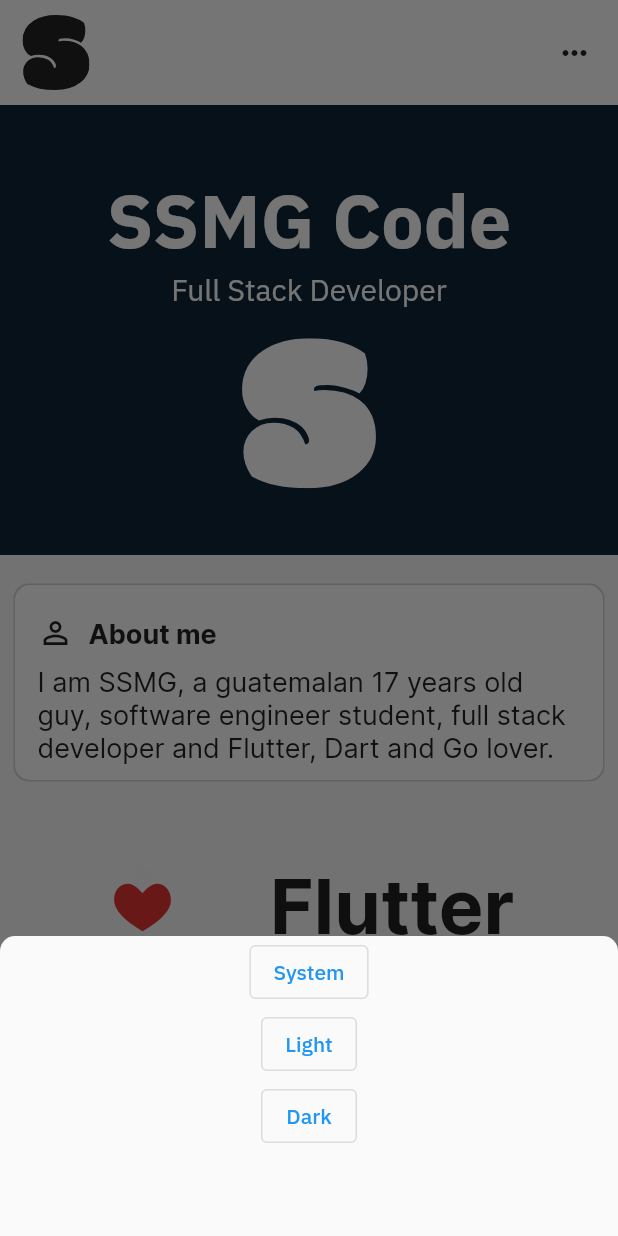
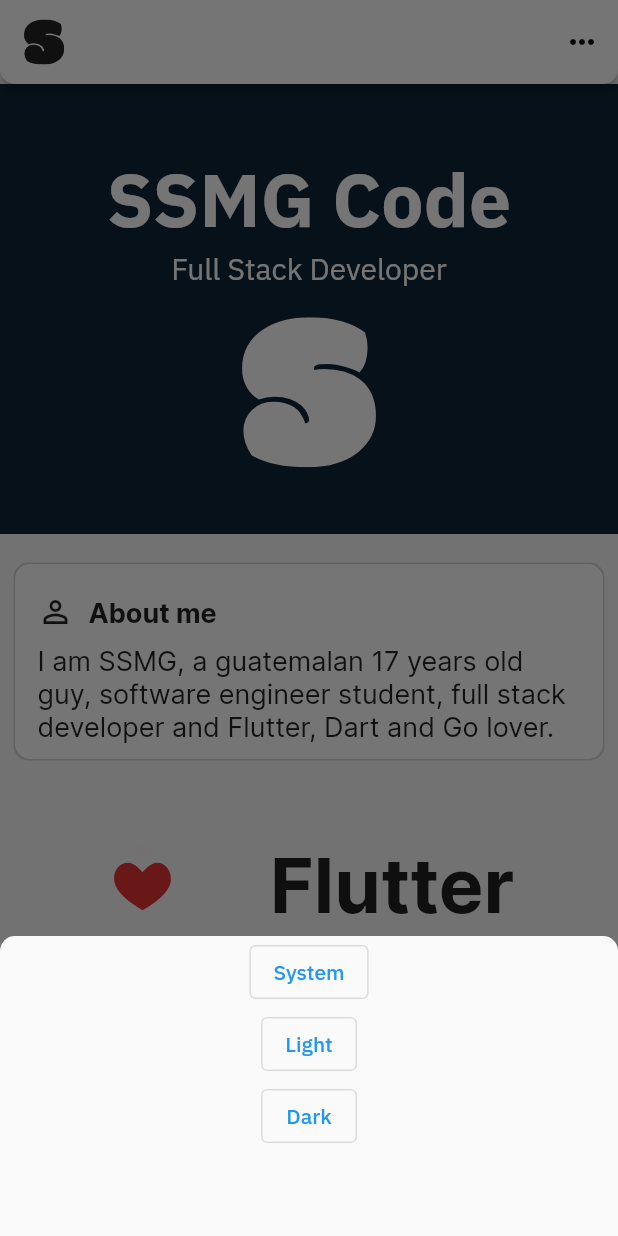
Before and after one commit to ssmgcode/portfolio-flutter, a Flutter app: the screen it shows after launch, after a tap on the "keyboard control" icon, on a phone screen of 412 x 824 dp. Run offline on Flutter 3.47's test engine with Material 2 defaults, Android fonts, the phone set to English and light mode, and no system bars; drawn by our look-alikes of animated_text_kit; our stand-ins replace bloc, fluro, flutter_bloc, flutter_svg, get_it, lottie and 1 more.

Commit message:
Change CustomAppBar for AppBar

```diff
--- a/lib/ui/layouts/main_layout.dart
+++ b/lib/ui/layouts/main_layout.dart
@@ -1,11 +1,9 @@
 import 'package:flutter/material.dart';
-import 'package:flutter/services.dart';
-import 'package:flutter_bloc/flutter_bloc.dart';
-import 'package:portfolio/bloc/application_theme/application_theme_cubit.dart';
+import 'package:flutter_svg/flutter_svg.dart';
 import 'package:portfolio/locator.dart';
 import 'package:portfolio/router/router.dart';
 import 'package:portfolio/services/navigation_service.dart';
-import 'package:portfolio/ui/widgets/custom_app_bar.dart';
+import 'package:portfolio/ui/widgets/menu_bottom_sheet.dart';
 
 /// Displays a [Scaffold], with a body with a custom bar navigation, a footer
 /// and a [Expanded] widget for a child.
@@ -22,17 +20,42 @@ class MainLayout extends StatelessWidget {
 
   @override
   Widget build(BuildContext context) {
-    final brightness = Theme.of(context).brightness;
-    if (brightness == Brightness.dark) {
-      SystemChrome.setSystemUIOverlayStyle(SystemUiOverlayStyle.light);
-    } else {
-      SystemChrome.setSystemUIOverlayStyle(SystemUiOverlayStyle.dark);
-    }
     return Scaffold(
-      body: SafeArea(
-        child: Column(
+      appBar: AppBar(
+        // Use a [Builder] to get the right context.
+        title: Builder(
+          builder: (BuildContext context) => SvgPicture.asset(
+            'assets/ssmg-logo.svg',
+            height: 30,
+            color: DefaultTextStyle.of(context).style.color,
+          ),
+        ),
+        shape: const RoundedRectangleBorder(
+          borderRadius: BorderRadius.vertical(
+            bottom: Radius.circular(10.0),
+          ),
+        ),
+        actions: <Widget>[
+          IconButton(
+            onPressed: () {
+              showModalBottomSheet(
+                context: context,
+                shape: const RoundedRectangleBorder(
+                  borderRadius: BorderRadius.vertical(
+                    top: Radius.circular(
+                      10.0,
+                    ),
+                  ),
+                ),
+                builder: (_) => const MenuBottomSheet(),
+              );
+            },
+            icon: const Icon(Icons.more_horiz),
+          ),
+        ],
+      ),
+      body: Column(
         children: [
-            const CustomAppBar(),
           Expanded(
             child: Navigator(
               key: locator<NavigationService>().navigationKey,
@@ -42,7 +65,6 @@ class MainLayout extends StatelessWidget {
           ),
         ],
       ),
-      ),
     );
   }
 }
--- a/lib/ui/widgets/custom_app_bar.dart
+++ /dev/null
@@ -1,49 +0,0 @@
-import 'package:flutter/material.dart';
-import 'package:flutter_svg/flutter_svg.dart';
-import 'package:portfolio/ui/widgets/menu_bottom_sheet.dart';
-
-/// Creates a custom bar navigation for the entire app
-class CustomAppBar extends StatelessWidget {
-  /// Creates a custom bar navigation for the entire app
-  const CustomAppBar({Key? key}) : super(key: key);
-
-  @override
-  Widget build(BuildContext context) {
-    return Container(
-      height: 70,
-      color: Theme.of(context).primaryColor,
-      child: Padding(
-        padding: const EdgeInsets.only(
-          left: 15.0,
-          right: 5.0,
-        ),
-        child: Row(
-          mainAxisAlignment: MainAxisAlignment.spaceBetween,
-          children: <Widget>[
-            SvgPicture.asset(
-              'assets/ssmg-logo.svg',
-              height: 50,
-              color: DefaultTextStyle.of(context).style.color,
-            ),
-            IconButton(
-              icon: const Icon(Icons.more_horiz),
-              onPressed: () {
-                showModalBottomSheet(
-                  context: context,
-                  shape: const RoundedRectangleBorder(
-                    borderRadius: BorderRadius.vertical(
-                      top: Radius.circular(
-                        10.0,
-                      ),
-                    ),
-                  ),
-                  builder: (BuildContext context) => const MenuBottomSheet(),
-                );
-              },
-            ),
-          ],
-        ),
-      ),
-    );
-  }
-}
```
Lines whose indentation alone changed are shown as unchanged.
